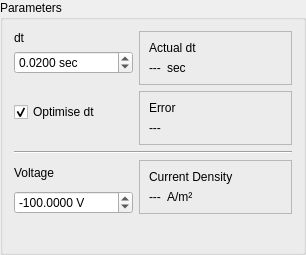
This is src/inputparameters.ui in hobrasoft/simul6 as Qt 5 draws it before an edit. The edited form follows.
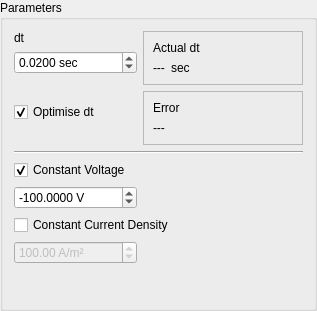
This is the edited form.

Commit message: Doplněný formulář InputParameters o constant voltage/current

The edit to the form file:
```diff
--- a/src/inputparameters.ui
+++ b/src/inputparameters.ui
@@ -6,8 +6,8 @@
    <rect>
     <x>0</x>
     <y>0</y>
-    <width>306</width>
-    <height>255</height>
+    <width>317</width>
+    <height>311</height>
    </rect>
   </property>
   <property name="windowTitle">
@@ -129,50 +129,7 @@
      </property>
     </widget>
    </item>
-   <item row="5" column="2" rowspan="2">
-    <widget class="QFrame" name="frame_3">
-     <property name="frameShape">
-      <enum>QFrame::StyledPanel</enum>
-     </property>
-     <property name="frameShadow">
-      <enum>QFrame::Raised</enum>
-     </property>
-     <layout class="QGridLayout" name="gridLayout_4">
-      <item row="0" column="0">
-       <widget class="QLabel" name="label_5">
-        <property name="text">
-         <string>Current Density</string>
-        </property>
-       </widget>
-      </item>
-      <item row="1" column="0">
-       <layout class="QHBoxLayout" name="horizontalLayout">
-        <item>
-         <widget class="QLabel" name="f_curDen">
-          <property name="text">
-           <string>---</string>
-          </property>
-         </widget>
-        </item>
-        <item>
-         <widget class="QLabel" name="label_6">
-          <property name="sizePolicy">
-           <sizepolicy hsizetype="Expanding" vsizetype="Preferred">
-            <horstretch>0</horstretch>
-            <verstretch>0</verstretch>
-           </sizepolicy>
-          </property>
-          <property name="text">
-           <string>A/m²</string>
-          </property>
-         </widget>
-        </item>
-       </layout>
-      </item>
-     </layout>
-    </widget>
-   </item>
-   <item row="6" column="0" colspan="2">
+   <item row="7" column="0" colspan="2">
     <widget class="QDoubleSpinBox" name="f_voltage">
      <property name="suffix">
       <string> V</string>
@@ -194,20 +151,7 @@
      </property>
     </widget>
    </item>
-   <item row="7" column="1">
-    <spacer name="verticalSpacer">
-     <property name="orientation">
-      <enum>Qt::Vertical</enum>
-     </property>
-     <property name="sizeHint" stdset="0">
-      <size>
-       <width>20</width>
-       <height>19</height>
-      </size>
-     </property>
-    </spacer>
-   </item>
-   <item row="7" column="2">
+   <item row="10" column="2">
     <spacer name="verticalSpacer_2">
      <property name="orientation">
       <enum>Qt::Vertical</enum>
@@ -220,10 +164,39 @@
      </property>
     </spacer>
    </item>
-   <item row="5" column="0" colspan="2">
-    <widget class="QLabel" name="label_2">
+   <item row="9" column="0" colspan="2">
+    <widget class="QDoubleSpinBox" name="f_current">
+     <property name="enabled">
+      <bool>false</bool>
+     </property>
+     <property name="suffix">
+      <string> A/m²</string>
+     </property>
+     <property name="maximum">
+      <double>100000.000000000000000</double>
+     </property>
+     <property name="value">
+      <double>100.000000000000000</double>
+     </property>
+    </widget>
+   </item>
+   <item row="8" column="0" colspan="3">
+    <widget class="QCheckBox" name="f_constant_current">
+     <property name="enabled">
+      <bool>true</bool>
+     </property>
      <property name="text">
-      <string>Voltage</string>
+      <string>Constant Current Density</string>
+     </property>
+    </widget>
+   </item>
+   <item row="6" column="0">
+    <widget class="QCheckBox" name="f_constant_voltage">
+     <property name="text">
+      <string>Constant Voltage</string>
+     </property>
+     <property name="checked">
+      <bool>true</bool>
      </property>
     </widget>
    </item>
```
Left out of the diff: 8 changed lines with no effect on the pictures. The commit also changes 9 other files.
